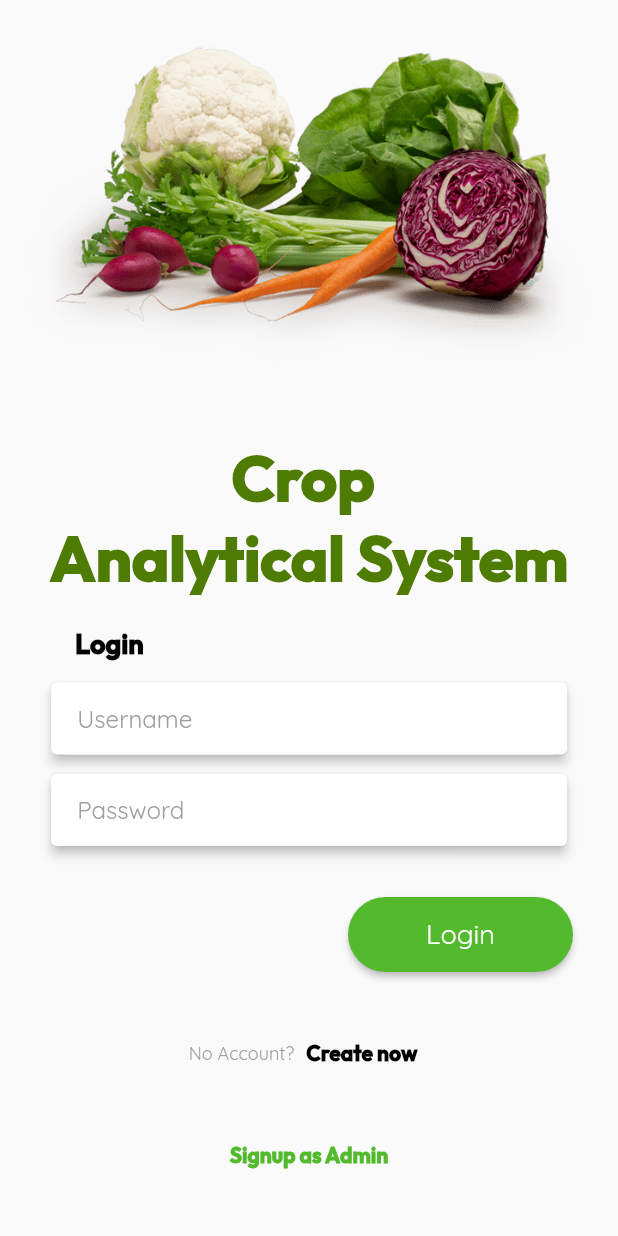
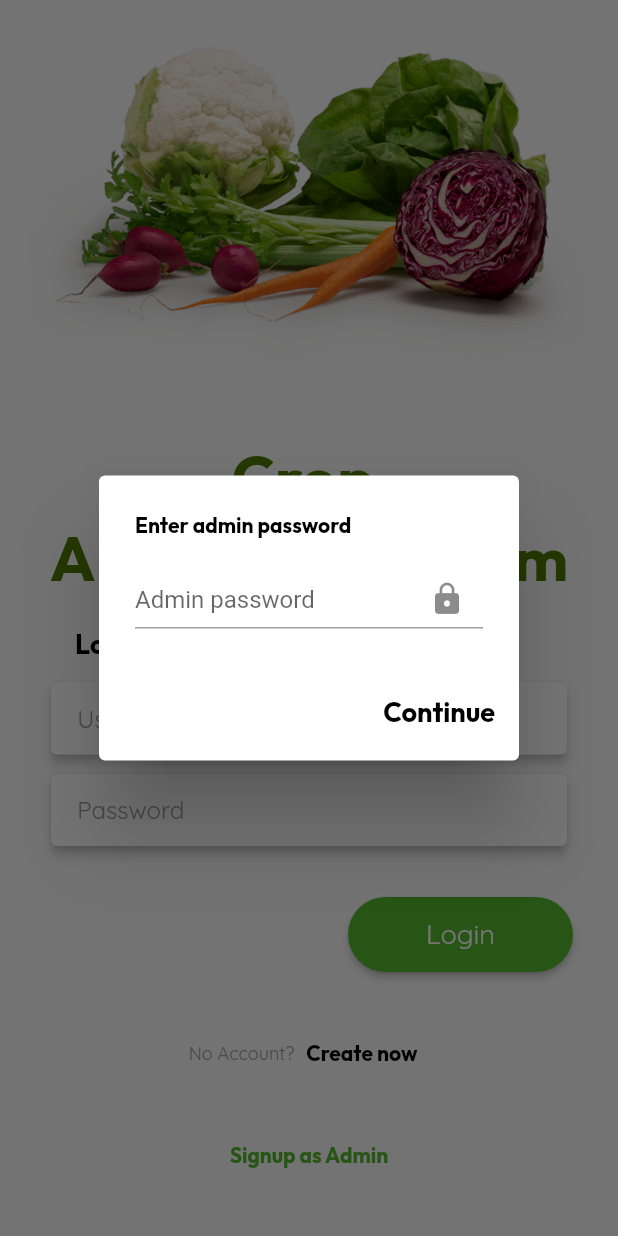
Before and after one commit to lansoyyy/Suggestive-crop-yield-analytical-system, a Flutter app: the screen it shows after launch, scrolled down 37 dp, after a tap on "Signup as Admin", on a phone screen of 412 x 824 dp. Run offline on Flutter 3.47's test engine with Material 2 defaults, Android fonts, the phone set to English and light mode, and no system bars; our stand-ins replace fluttertoast, get_storage.

Commit message:
added admin auth

```diff
--- a/lib/screens/auth/login_page.dart
+++ b/lib/screens/auth/login_page.dart
@@ -13,6 +13,7 @@ class LoginScreen extends StatelessWidget {
   late String email = '';
 
   late String password = '';
+  late String adminPassword = '';
 
   LoginScreen({super.key});
   @override
@@ -149,6 +150,56 @@ class LoginScreen extends StatelessWidget {
                 onPressed: (() {
                   // Navigator.of(context).push(MaterialPageRoute(
                   //     builder: (context) => RegisterScreen()));
+                  showDialog(
+                      context: context,
+                      builder: ((context) {
+                        return AlertDialog(
+                          title: TextBold(
+                              text: 'Enter admin password',
+                              fontSize: 14,
+                              color: Colors.black),
+                          content: SizedBox(
+                            width: 100,
+                            height: 40,
+                            child: TextFormField(
+                              obscureText: true,
+                              decoration: const InputDecoration(
+                                hintText: 'Admin password',
+                                suffixIcon: Icon(Icons.lock),
+                              ),
+                              onChanged: ((value) {
+                                adminPassword = value;
+                              }),
+                            ),
+                          ),
+                          actions: [
+                            TextButton(
+                              onPressed: (() {
+                                if (adminPassword != 'admin123') {
+                                  ScaffoldMessenger.of(context).showSnackBar(
+                                    SnackBar(
+                                      content: TextRegular(
+                                          text: 'Invalid Password',
+                                          fontSize: 14,
+                                          color: Colors.white),
+                                    ),
+                                  );
+                                  Navigator.pop(context);
+                                } else {
+                                  // Navigator.of(context).pushReplacement(
+                                  //     MaterialPageRoute(
+                                  //         builder: (context) =>
+                                  //             const AdminHome()));
+                                }
+                              }),
+                              child: TextBold(
+                                  text: 'Continue',
+                                  fontSize: 18,
+                                  color: Colors.black),
+                            ),
+                          ],
+                        );
+                      }));
                 }),
                 child: TextBold(
                     text: 'Signup as Admin', fontSize: 14, color: primary)),
--- a/lib/widgets/text_widget.dart
+++ b/lib/widgets/text_widget.dart
@@ -42,7 +42,7 @@ class TextBold extends StatelessWidget {
           fontSize: fontSize,
           color: color,
           fontFamily: 'QBold',
-          fontWeight: FontWeight.w900),
+          fontWeight: FontWeight.w800),
     );
   }
 }
```
